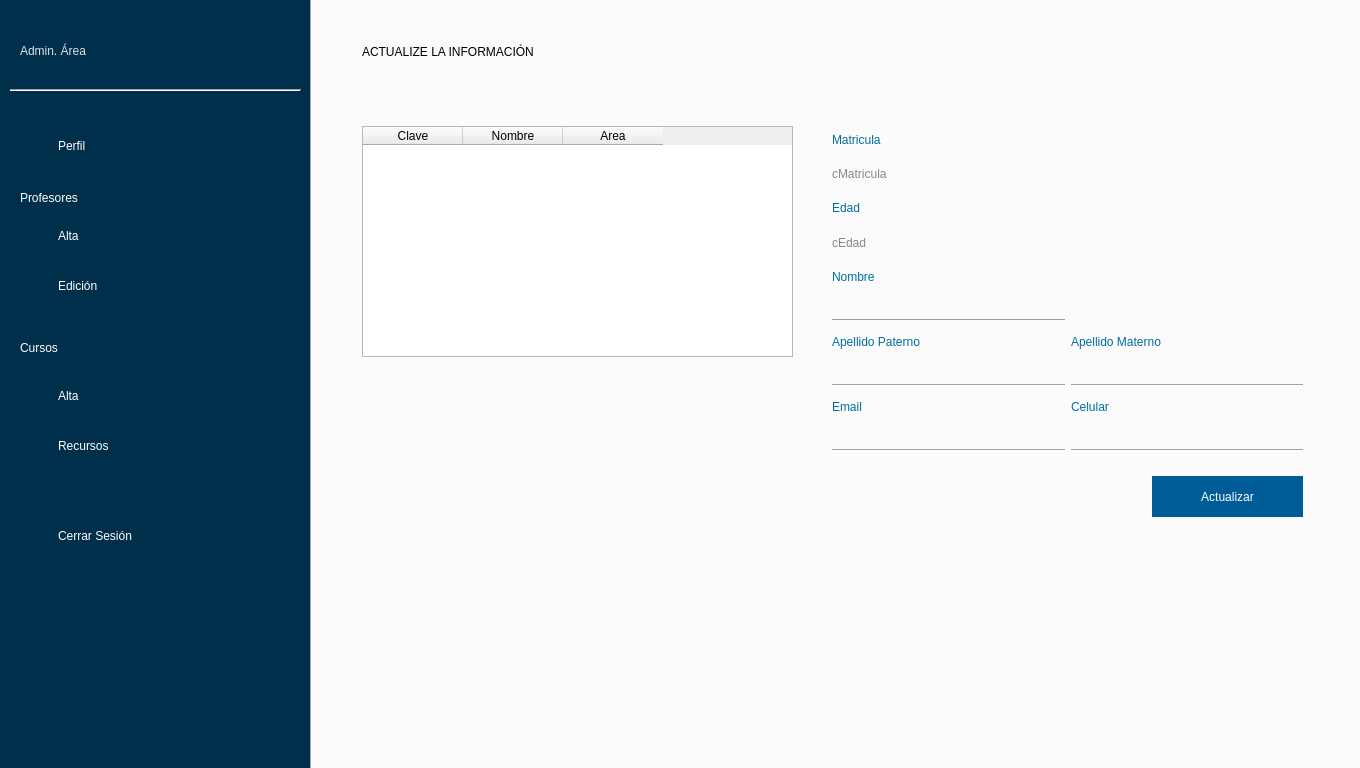
ShibaK7/SistemaComde, file Comde Escritorio/admarea.ui: the form before one commit.
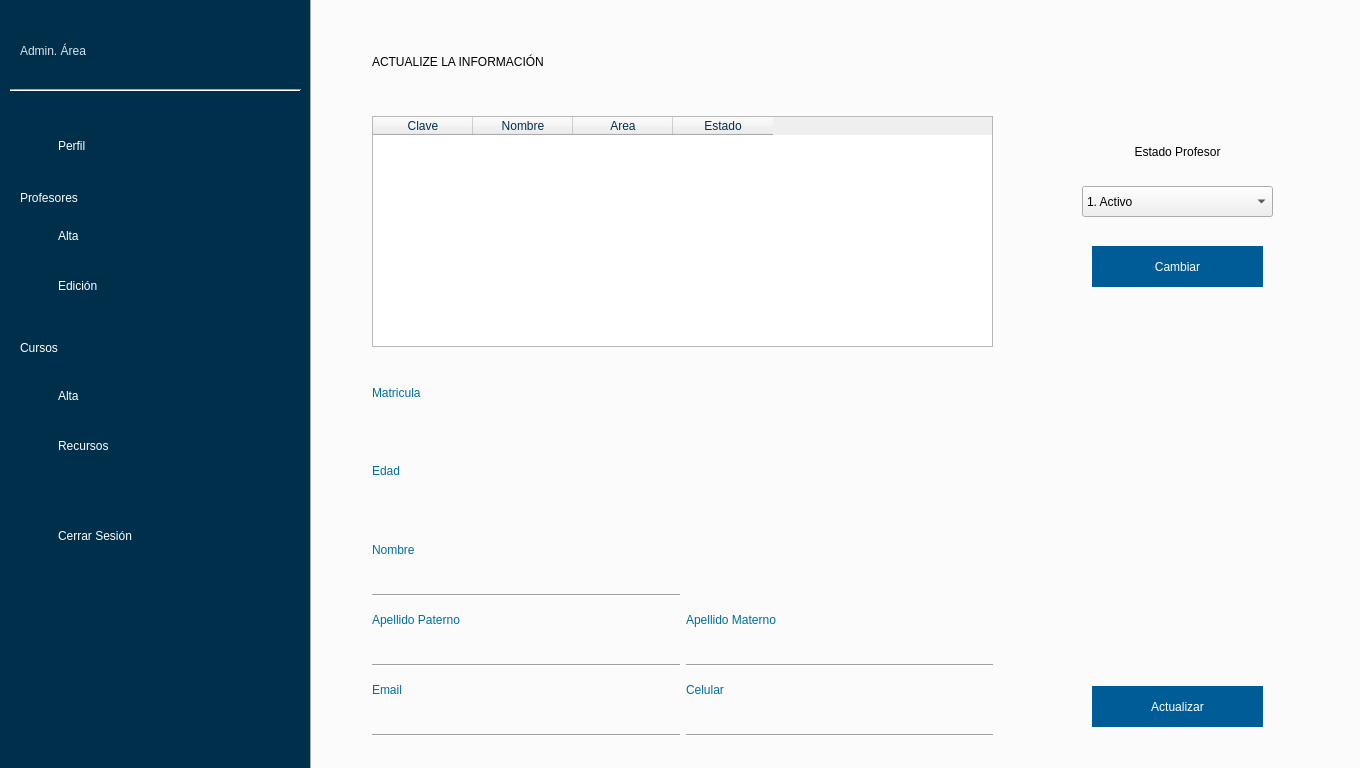
The form after the commit. The open tabs and pages were chosen to show the change. Icons and pictures are not drawn.

Commit message: Cambio de estado. AVisos

What changed in the file:
```diff
--- a/Comde Escritorio/admarea.ui
+++ b/Comde Escritorio/admarea.ui
@@ -54,7 +54,7 @@
 	border: 0px;
 }
 
-#btnConfirmar,#btnActualizar,#pushButton,#aceptarGR{
+#btnConfirmar,#btnActualizar,#pushButton,#aceptarGR,#btnActualizarEdo{
 	/*background-color: rgb(0,57,94);
 	background-color: rgb(0,143,189);*/
 	background-color: rgb(0, 92, 150);
@@ -70,6 +70,11 @@
 #btnConfirmar:pressed,#btnActualizar:pressed,#pushButton:pressed,#aceptarGR:pressed{
 background-color: rgb(0, 58, 95);
 }
+
+QHeaderView::section {
+	font: 10pt &quot;Segoe UI Semibold&quot;;	
+	color: #002f4c;
+}
 </string>
    </property>
    <property name="currentIndex">
@@ -590,9 +595,9 @@
     <widget class="QTableWidget" name="lEmpleados">
      <property name="geometry">
       <rect>
-       <x>50</x>
-       <y>130</y>
-       <width>431</width>
+       <x>60</x>
+       <y>120</y>
+       <width>621</width>
        <height>231</height>
       </rect>
      </property>
@@ -629,13 +634,18 @@
        <string>Area</string>
       </property>
      </column>
+     <column>
+      <property name="text">
+       <string>Estado</string>
+      </property>
+     </column>
     </widget>
     <widget class="QPushButton" name="btnActualizar">
      <property name="geometry">
       <rect>
-       <x>840</x>
-       <y>480</y>
-       <width>151</width>
+       <x>780</x>
+       <y>690</y>
+       <width>171</width>
        <height>41</height>
       </rect>
      </property>
@@ -646,10 +656,10 @@
     <widget class="QWidget" name="gridLayoutWidget_2">
      <property name="geometry">
       <rect>
-       <x>520</x>
-       <y>130</y>
-       <width>471</width>
-       <height>326</height>
+       <x>60</x>
+       <y>380</y>
+       <width>621</width>
+       <height>361</height>
       </rect>
      </property>
      <layout class="QGridLayout" name="gridLayout_2">
@@ -693,7 +703,7 @@
 color: rgb(136, 136, 136);</string>
         </property>
         <property name="text">
-         <string>cEdad</string>
+         <string/>
         </property>
        </widget>
       </item>
@@ -704,7 +714,7 @@
 color: rgb(136, 136, 136);</string>
         </property>
         <property name="text">
-         <string>cMatricula</string>
+         <string/>
         </property>
        </widget>
       </item>
@@ -818,8 +828,8 @@
     <widget class="QLabel" name="label_29">
      <property name="geometry">
       <rect>
-       <x>50</x>
-       <y>40</y>
+       <x>60</x>
+       <y>50</y>
        <width>391</width>
        <height>31</height>
       </rect>
@@ -831,6 +841,70 @@
       <string>ACTUALIZE LA INFORMACIÓN</string>
      </property>
     </widget>
+    <widget class="QComboBox" name="comboEdos">
+     <property name="geometry">
+      <rect>
+       <x>770</x>
+       <y>190</y>
+       <width>191</width>
+       <height>31</height>
+      </rect>
+     </property>
+     <property name="styleSheet">
+      <string notr="true">font: 12pt &quot;Segoe UI Semilight&quot;;</string>
+     </property>
+     <item>
+      <property name="text">
+       <string>1. Activo</string>
+      </property>
+     </item>
+     <item>
+      <property name="text">
+       <string>2. Inactivo</string>
+      </property>
+     </item>
+    </widget>
+    <widget class="QLabel" name="label_31">
+     <property name="geometry">
+      <rect>
+       <x>760</x>
+       <y>140</y>
+       <width>211</width>
+       <height>31</height>
+      </rect>
+     </property>
+     <property name="styleSheet">
+      <string notr="true">font: 24 14pt &quot;Segoe UI Light&quot;;</string>
+     </property>
+     <property name="text">
+      <string>Estado Profesor</string>
+     </property>
+     <property name="alignment">
+      <set>Qt::AlignCenter</set>
+     </property>
+    </widget>
+    <widget class="QPushButton" name="btnActualizarEdo">
+     <property name="geometry">
+      <rect>
+       <x>780</x>
+       <y>250</y>
+       <width>171</width>
+       <height>41</height>
+      </rect>
+     </property>
+     <property name="styleSheet">
+      <string notr="true">#btnConfirmarr:hover,#btnActualizarEdo:hover{
+background-color: rgb(0, 127, 206)
+}
+
+#btnConfirmar:pressed,#btnActualizarEdo:pressed{
+background-color: rgb(0, 58, 95);
+}</string>
+     </property>
+     <property name="text">
+      <string>Cambiar</string>
+     </property>
+    </widget>
    </widget>
    <widget class="QWidget" name="tab_CursoAlta">
     <attribute name="title">
```
Left out of the diff: 32 changed lines with no effect on the pictures. The commit also changes 7 other files.
